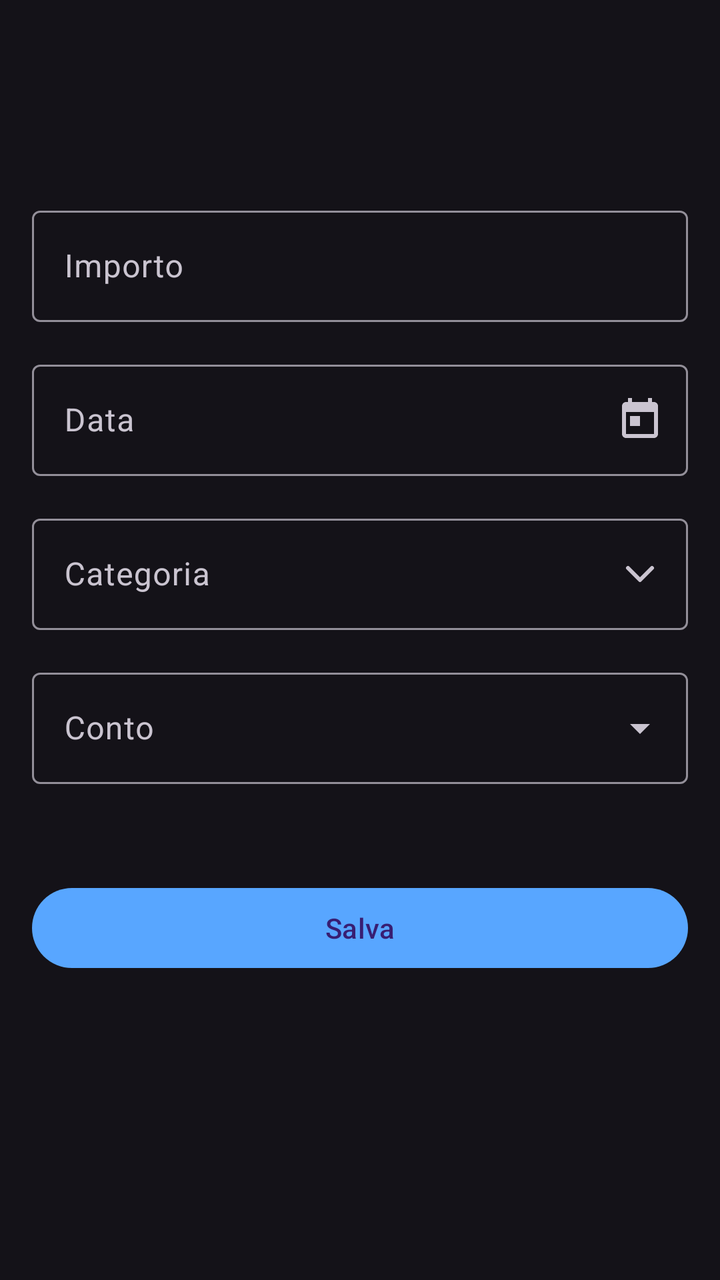
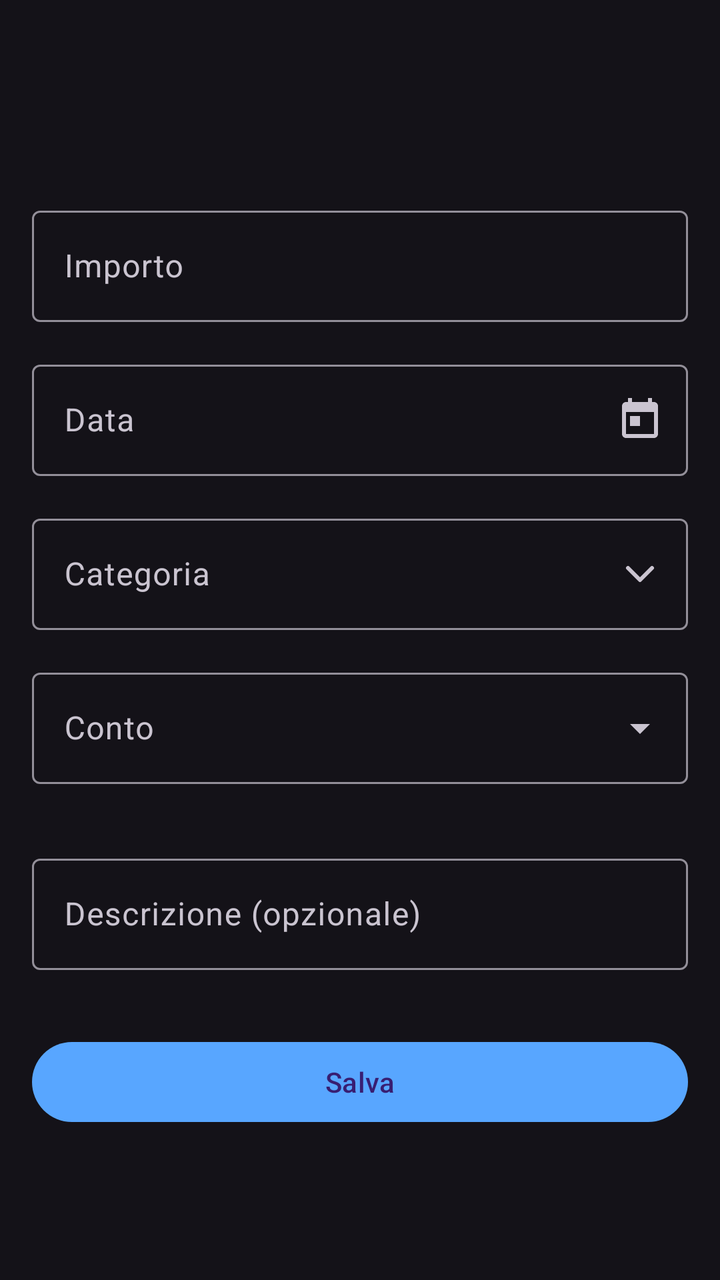

Two renders of the same Android screen: before a commit and after it. Below are the layout's source before the change and the commit's diff.
<!-- AndroidManifest.xml: application theme Theme.LucaWallet -->
<!-- res/layout/activity_add_transaction.xml -->
<?xml version="1.0" encoding="utf-8"?>
<LinearLayout xmlns:android="http://schemas.android.com/apk/res/android"
    xmlns:app="http://schemas.android.com/apk/res-auto"
    android:layout_width="match_parent"
    android:layout_height="match_parent"
    android:orientation="vertical">

    <com.google.android.material.appbar.MaterialToolbar
        android:id="@+id/toolbar"
        android:layout_width="match_parent"
        android:layout_height="?attr/actionBarSize"/>

    <ScrollView
        android:layout_width="match_parent"
        android:layout_height="0dp"
        android:layout_weight="1"
        android:fillViewport="true">

        <LinearLayout
            android:layout_width="match_parent"
            android:layout_height="wrap_content"
            android:orientation="vertical"
            android:padding="16dp">

            
            <com.google.android.material.button.MaterialButtonToggleGroup
                android:id="@+id/toggleType"
                android:layout_width="match_parent"
                android:layout_height="wrap_content"
                app:singleSelection="true"
                app:selectionRequired="true">

                <Button
                    android:id="@+id/btnExpense"
                    style="?attr/materialButtonOutlinedStyle"
                    android:layout_width="0dp"
                    android:layout_height="wrap_content"
                    android:layout_weight="1"
                    android:text="Uscita"/>

                <Button
                    android:id="@+id/btnIncome"
                    style="?attr/materialButtonOutlinedStyle"
                    android:layout_width="0dp"
                    android:layout_height="wrap_content"
                    android:layout_weight="1"
                    android:text="Entrata"/>

                <Button
                    android:id="@+id/btnTransfer"
                    style="?attr/materialButtonOutlinedStyle"
                    android:layout_width="0dp"
                    android:layout_height="wrap_content"
                    android:layout_weight="1"
                    android:text="Trasf."/>

            </com.google.android.material.button.MaterialButtonToggleGroup>

            <Space android:layout_width="match_parent" android:layout_height="20dp"/>

            
            <com.google.android.material.textfield.TextInputLayout
                style="@style/Widget.Material3.TextInputLayout.OutlinedBox"
                android:layout_width="match_parent"
                android:layout_height="wrap_content"
                android:hint="Importo"
                app:prefixText="€ ">

                <com.google.android.material.textfield.TextInputEditText
                    android:id="@+id/etAmount"
                    android:layout_width="match_parent"
                    android:layout_height="wrap_content"
                    android:inputType="numberDecimal"
                    android:imeOptions="actionDone"/>

            </com.google.android.material.textfield.TextInputLayout>

            <Space android:layout_width="match_parent" android:layout_height="16dp"/>

            
            <com.google.android.material.textfield.TextInputLayout
                style="@style/Widget.Material3.TextInputLayout.OutlinedBox"
                android:layout_width="match_parent"
                android:layout_height="wrap_content"
                android:hint="Data"
                app:endIconMode="custom"
                app:endIconDrawable="@drawable/ic_calendar">

                <com.google.android.material.textfield.TextInputEditText
                    android:id="@+id/etDate"
                    android:layout_width="match_parent"
                    android:layout_height="wrap_content"
                    android:focusable="false"
                    android:clickable="true"
                    android:inputType="none"/>

            </com.google.android.material.textfield.TextInputLayout>

            <Space android:layout_width="match_parent" android:layout_height="16dp"/>

            
            <com.google.android.material.textfield.TextInputLayout
                android:id="@+id/tilCategory"
                style="@style/Widget.Material3.TextInputLayout.OutlinedBox"
                android:layout_width="match_parent"
                android:layout_height="wrap_content"
                android:hint="Categoria"
                app:endIconMode="custom"
                app:endIconDrawable="@drawable/ic_chevron_down">

                <com.google.android.material.textfield.TextInputEditText
                    android:id="@+id/etCategory"
                    android:layout_width="match_parent"
                    android:layout_height="wrap_content"
                    android:focusable="false"
                    android:clickable="true"
                    android:inputType="none"/>

            </com.google.android.material.textfield.TextInputLayout>

            <Space android:layout_width="match_parent" android:layout_height="16dp"/>

            
            <com.google.android.material.textfield.TextInputLayout
                style="@style/Widget.Material3.TextInputLayout.OutlinedBox.ExposedDropdownMenu"
                android:layout_width="match_parent"
                android:layout_height="wrap_content"
                android:hint="Conto">

                <AutoCompleteTextView
                    android:id="@+id/actvAccount"
                    android:layout_width="match_parent"
                    android:layout_height="wrap_content"
                    android:inputType="none"/>

            </com.google.android.material.textfield.TextInputLayout>

            <Space android:layout_width="match_parent" android:layout_height="16dp"/>

            
            <com.google.android.material.textfield.TextInputLayout
                android:id="@+id/tilToAccount"
                style="@style/Widget.Material3.TextInputLayout.OutlinedBox.ExposedDropdownMenu"
                android:layout_width="match_parent"
                android:layout_height="wrap_content"
                android:hint="A conto"
                android:visibility="gone">

                <AutoCompleteTextView
                    android:id="@+id/actvToAccount"
                    android:layout_width="match_parent"
                    android:layout_height="wrap_content"
                    android:inputType="none"/>

            </com.google.android.material.textfield.TextInputLayout>

            <Space android:layout_width="match_parent" android:layout_height="32dp"/>

            
            <com.google.android.material.button.MaterialButton
                android:id="@+id/btnSave"
                android:layout_width="match_parent"
                android:layout_height="wrap_content"
                android:text="Salva"/>

        </LinearLayout>

    </ScrollView>

</LinearLayout>
<!-- resources referenced by this layout -->
<resources>
  <!-- drawable ic_calendar (drawable) -->
  <?xml version="1.0" encoding="utf-8"?>
  <vector xmlns:android="http://schemas.android.com/apk/res/android"
      android:width="24dp"
      android:height="24dp"
      android:viewportWidth="24"
      android:viewportHeight="24">
      <path
          android:fillColor="@android:color/white"
          android:pathData="M19,3h-1V1h-2v2H8V1H6v2H5C3.89,3 3.01,3.9 3.01,5L3,19c0,1.1 0.89,2 2,2h14c1.1,0 2,-0.9 2,-2V5c0,-1.1 -0.9,-2 -2,-2zM19,19H5V8h14v11zM7,10h5v5H7z"/>
  </vector>
  <!-- drawable ic_chevron_down (drawable) -->
  <?xml version="1.0" encoding="utf-8"?>
  <vector xmlns:android="http://schemas.android.com/apk/res/android"
      android:width="24dp"
      android:height="24dp"
      android:viewportWidth="24"
      android:viewportHeight="24">
      <path
          android:strokeColor="#FFFFFF"
          android:strokeWidth="2"
          android:strokeLineCap="round"
          android:strokeLineJoin="round"
          android:fillColor="@android:color/transparent"
          android:pathData="M6,9 L12,15 L18,9"/>
  </vector>
  <style name="Theme.LucaWallet" parent="Theme.Material3.Dark.NoActionBar">
          <item name="colorPrimary">#58a6ff</item>
      </style>
</resources>

<!-- the commit's change to res/layout/activity_add_transaction.xml (unified diff, before → after) -->
@@ -154,6 +154,25 @@
 
             </com.google.android.material.textfield.TextInputLayout>
 
+            <Space android:layout_width="match_parent" android:layout_height="16dp"/>
+
+            
+            <com.google.android.material.textfield.TextInputLayout
+                style="@style/Widget.Material3.TextInputLayout.OutlinedBox"
+                android:layout_width="match_parent"
+                android:layout_height="wrap_content"
+                android:hint="Descrizione (opzionale)">
+
+                <com.google.android.material.textfield.TextInputEditText
+                    android:id="@+id/etDescription"
+                    android:layout_width="match_parent"
+                    android:layout_height="wrap_content"
+                    android:inputType="textMultiLine|textCapSentences"
+                    android:maxLines="3"
+                    android:imeOptions="actionDone"/>
+
+            </com.google.android.material.textfield.TextInputLayout>
+
             <Space android:layout_width="match_parent" android:layout_height="32dp"/>
 
             
